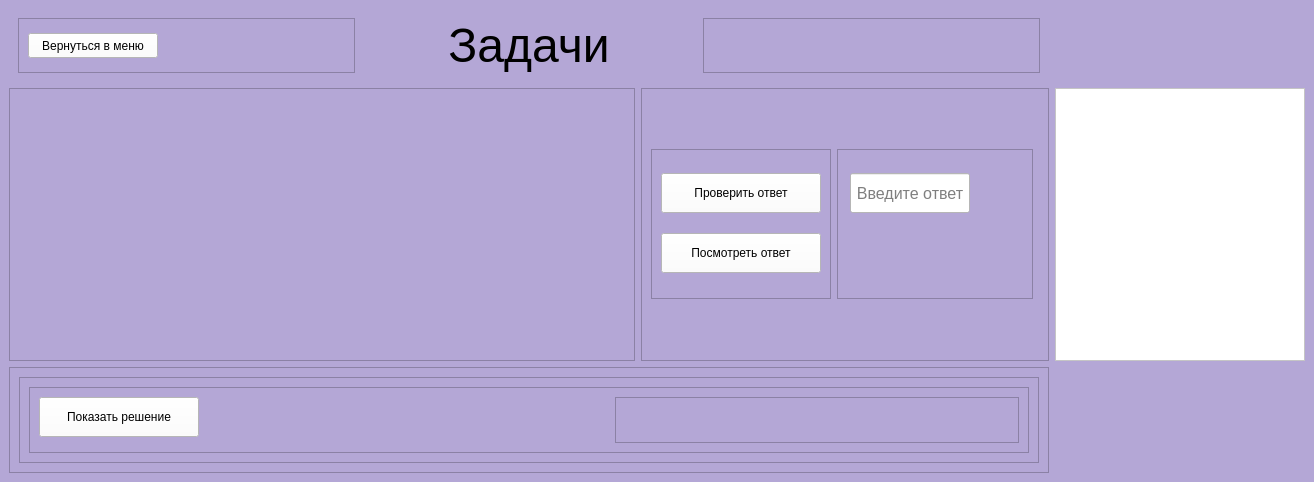
First picture: the form in ui/TasksWindow.ui, repository ekosachev/StarPolygonsDesktop, before the edit.
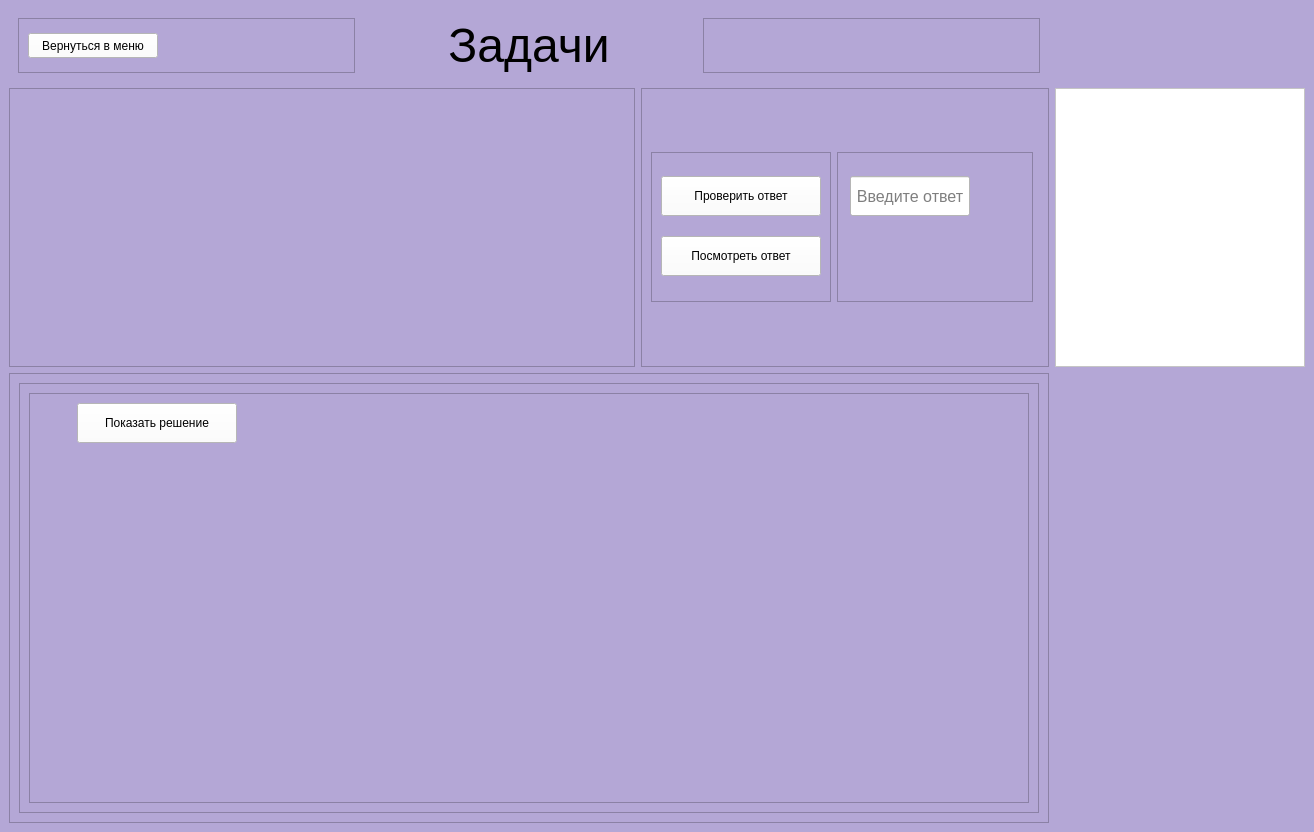
Second picture: the form after the edit.

Commit message: Add some tasks for taskswindow

The edit to the form file:
```diff
--- a/ui/TasksWindow.ui
+++ b/ui/TasksWindow.ui
@@ -7,7 +7,7 @@
     <x>0</x>
     <y>0</y>
     <width>1314</width>
-    <height>482</height>
+    <height>832</height>
    </rect>
   </property>
   <property name="windowTitle">
@@ -63,7 +63,7 @@
          </property>
          <property name="font">
           <font>
-           <pointsize>14</pointsize>
+           <pointsize>12</pointsize>
           </font>
          </property>
          <property name="text">
@@ -72,6 +72,9 @@
          <property name="alignment">
           <set>Qt::AlignmentFlag::AlignLeading|Qt::AlignmentFlag::AlignLeft|Qt::AlignmentFlag::AlignTop</set>
          </property>
+         <property name="wordWrap">
+          <bool>true</bool>
+         </property>
         </widget>
        </item>
       </layout>
@@ -368,7 +371,7 @@
       <property name="minimumSize">
        <size>
         <width>0</width>
-        <height>0</height>
+        <height>450</height>
        </size>
       </property>
       <property name="maximumSize">
@@ -442,16 +445,6 @@
                </property>
               </widget>
              </item>
-             <item row="0" column="2" rowspan="2">
-              <widget class="QFrame" name="frame_10">
-               <property name="frameShape">
-                <enum>QFrame::Shape::StyledPanel</enum>
-               </property>
-               <property name="frameShadow">
-                <enum>QFrame::Shadow::Raised</enum>
-               </property>
-              </widget>
-             </item>
              <item row="0" column="1" rowspan="2">
               <widget class="QLabel" name="label_5">
                <property name="minimumSize">
```
The commit also changes 9 other files.
